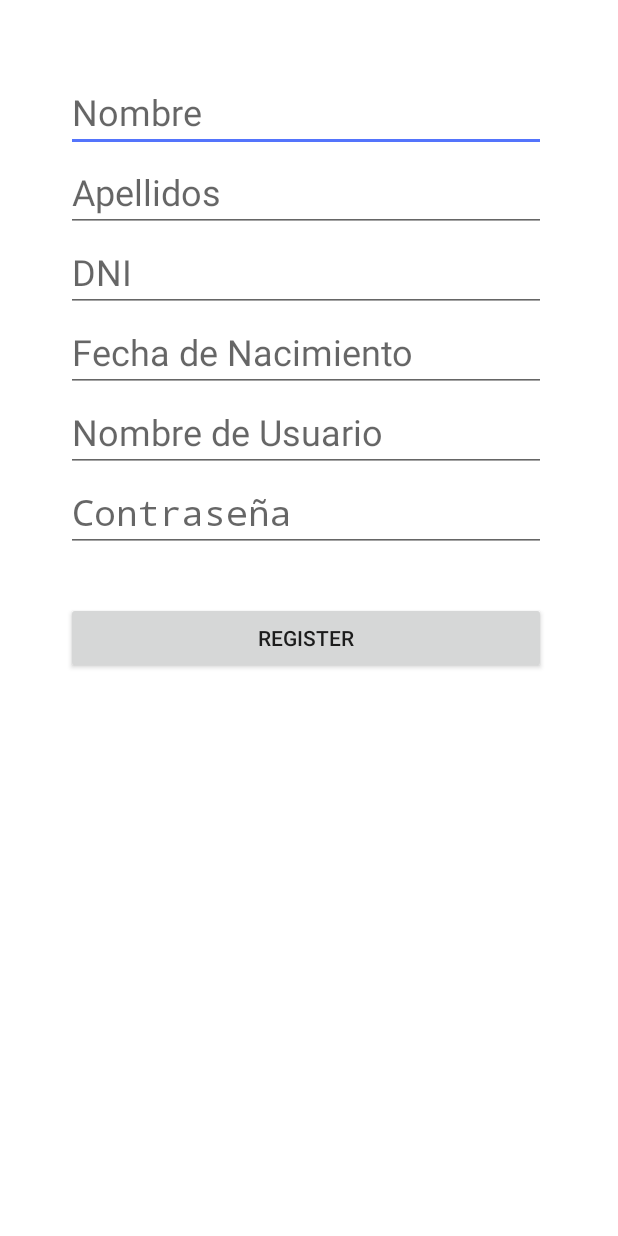
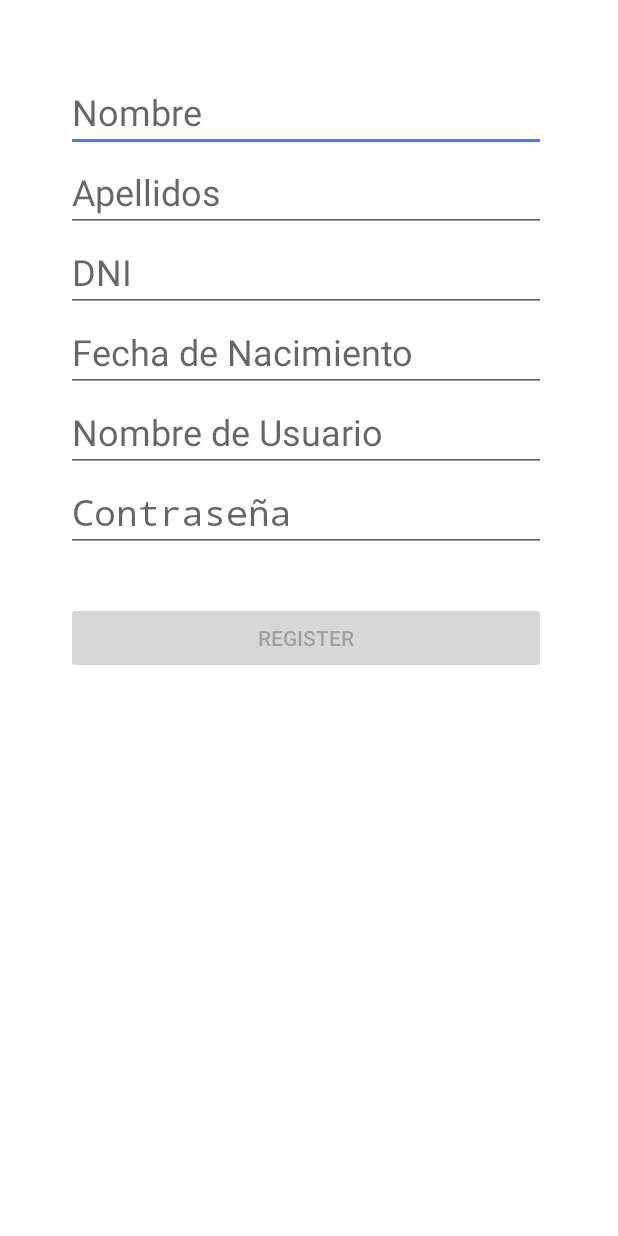
Before and after one commit to fxop0218/AdministradorGym, an Android app: the RegisterActivity screen opened directly, with no data from a screen before it, on a phone screen of 412 x 824 dp. Run offline under Robolectric (Android 15) with nearby library versions, the phone set to English and light mode, and no system bars.

```diff
--- a/app/src/main/java/com/example/gym/Clases/RegisterActivity.java
+++ b/app/src/main/java/com/example/gym/Clases/RegisterActivity.java
@@ -7,21 +7,53 @@ import android.content.Intent;
 import android.os.Bundle;
 import android.view.View;
 import android.widget.Button;
+import android.widget.EditText;
 
 import com.example.gym.MainActivity;
 import com.example.gym.R;
 
 public class RegisterActivity extends Activity {
+    private EditText etDni, etName, etSurname, etYear, etUserName, etPwd;
+    private Button bRegister;
 
     @Override
     protected void onCreate(Bundle savedInstanceState) {
         super.onCreate(savedInstanceState);
         setContentView(R.layout.activity_register);
+        etDni = findViewById(R.id.etDni);
+        etName = findViewById(R.id.etName);
+        etSurname = findViewById(R.id.etSurname);
+        etUserName = findViewById(R.id.etUserName);
+        etPwd = findViewById(R.id.etPwd);
+        etYear = findViewById(R.id.etYear);
+        bRegister = findViewById(R.id.bRegsiter);
+
+        bRegister.setEnabled(false);
+
     }
 
     public void register(View view){
+        //TODO guardar en la base de datos, si no se puede porque hay un usario on el mismo nombre te salta un error
 
         Intent i = new Intent(this, MainActivity.class);
         startActivity(i);
     }
+
+    public boolean setEnabled() {
+        if (etName.getText().toString().length() < 5 || etName.getText().toString().length() > 20) {
+            return false;
+        } else if (etSurname.getText().toString().length() < 5 || etSurname.getText().toString().length() > 20) {
+            return false;
+        } else if (etYear.getText().toString().length() != 4) {
+            return false;
+        } else if (etUserName.getText().toString().length() < 5 || etUserName.getText().toString().length() > 30) {
+            return false;
+        } else if (etPwd.getText().toString().length() < 5 || etPwd.getText().toString().length() > 30) {
+            return false;
+        } else if (etDni.getText().toString().length() != 9) {
+            return false;
+        }
+
+        return true;
+    }
 }
--- a/app/src/main/res/layout/activity_register.xml
+++ b/app/src/main/res/layout/activity_register.xml
@@ -20,7 +20,7 @@
         app:layout_constraintTop_toTopOf="parent">
 
         <EditText
-            android:id="@+id/editTextTextPersonName"
+            android:id="@+id/etName"
             android:layout_width="match_parent"
             android:layout_height="wrap_content"
             android:ems="10"
@@ -29,7 +29,7 @@
             android:textSize="24sp" />
 
         <EditText
-            android:id="@+id/editTextTextPersonName2"
+            android:id="@+id/etSurname"
             android:layout_width="match_parent"
             android:layout_height="wrap_content"
             android:ems="10"
@@ -38,7 +38,7 @@
             android:textSize="24sp" />
 
         <EditText
-            android:id="@+id/editTextTextPersonName3"
+            android:id="@+id/etDni"
             android:layout_width="match_parent"
             android:layout_height="wrap_content"
             android:ems="10"
@@ -47,7 +47,7 @@
             android:textSize="24sp" />
 
         <EditText
-            android:id="@+id/editTextDate"
+            android:id="@+id/etYear"
             android:layout_width="match_parent"
             android:layout_height="wrap_content"
             android:ems="10"
@@ -56,7 +56,7 @@
             android:textSize="24sp" />
 
         <EditText
-            android:id="@+id/editTextTextPersonName4"
+            android:id="@+id/etUserName"
             android:layout_width="match_parent"
             android:layout_height="wrap_content"
             android:ems="10"
@@ -65,7 +65,7 @@
             android:textSize="24sp" />
 
         <EditText
-            android:id="@+id/editTextTextPassword"
+            android:id="@+id/etPwd"
             android:layout_width="match_parent"
             android:layout_height="wrap_content"
             android:ems="10"
@@ -76,7 +76,7 @@
     </LinearLayout>
 
     <Button
-        android:id="@+id/registerbt"
+        android:id="@+id/bRegsiter"
         android:layout_width="0dp"
         android:onClick="register"
         android:layout_height="wrap_content"
```
